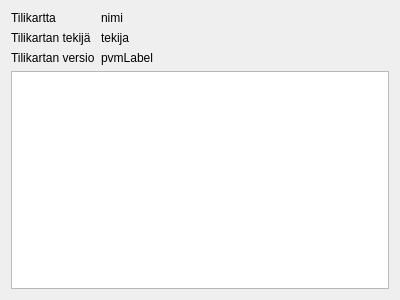
Before: the Qt Designer form kitupiikki/maaritys/tilikarttaohje.ui in artoh/kitupiikki, drawn with Qt 5.
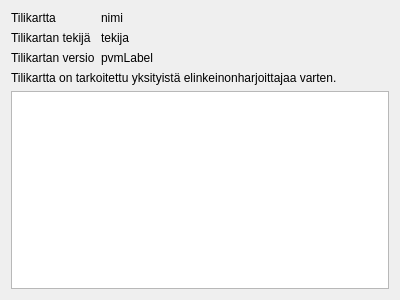
After: the same form once the commit is applied.

Diff of the .ui file:
```diff
--- a/kitupiikki/maaritys/tilikarttaohje.ui
+++ b/kitupiikki/maaritys/tilikarttaohje.ui
@@ -60,6 +60,13 @@
      </item>
     </layout>
    </item>
+   <item>
+    <widget class="QLabel" name="elinkeinoLabel">
+     <property name="text">
+      <string>Tilikartta on tarkoitettu yksityistä elinkeinonharjoittajaa varten.</string>
+     </property>
+    </widget>
+   </item>
    <item>
     <widget class="QTextBrowser" name="ohjeBrowser"/>
    </item>
```
